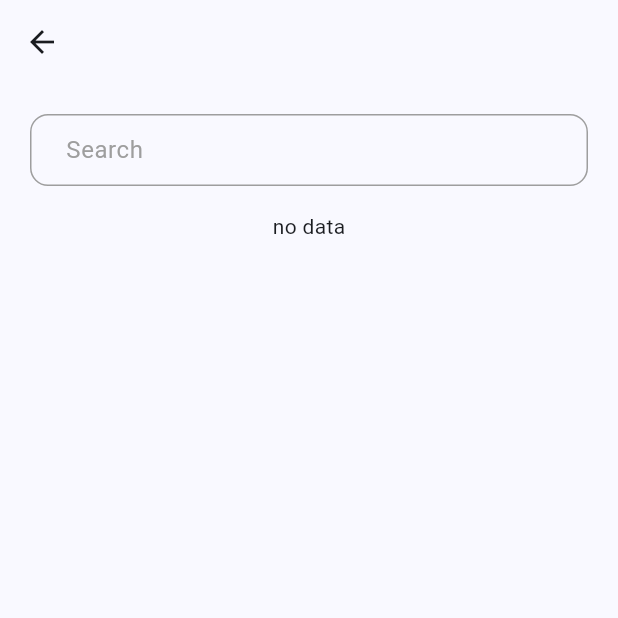
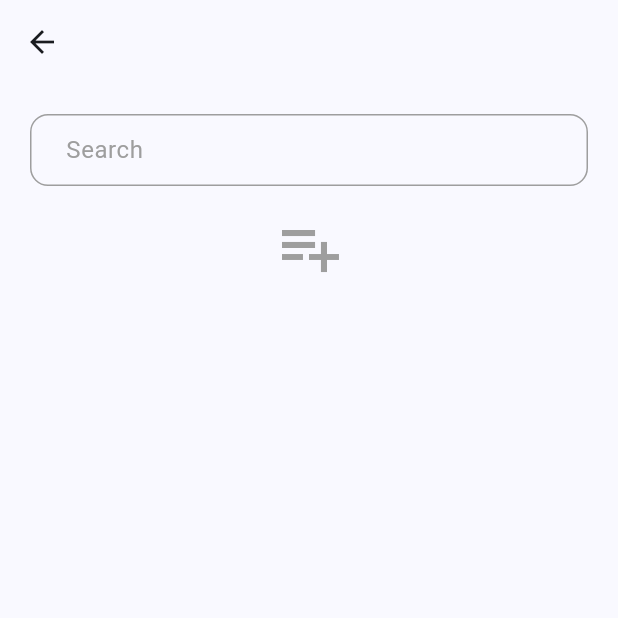
Before and after one commit to ziad500/TODO-APP-MASTER, a Flutter app: the screen it shows after launch, after a tap on "Search", on a phone screen of 412 x 824 dp, the top half of it. Run offline on Flutter 3.47's test engine with Material 2 defaults, Android fonts, the phone set to English and light mode, and no system bars; our stand-ins replace dartz, flutter_bloc, flutter_screenutil, fluttertoast, get_it, sqflite; accounts and stored records are empty.

Commit message:
responsive

```diff
--- /dev/null
+++ b/lib/common/empty_list.dart
@@ -0,0 +1,15 @@
+import 'package:flutter/material.dart';
+
+class EmptyList extends StatelessWidget {
+  const EmptyList({super.key});
+
+  @override
+  Widget build(BuildContext context) {
+    return const Padding(
+      padding: EdgeInsets.only(bottom: 60),
+      child: Center(
+        child: Icon(size: 48, color: Colors.grey, Icons.playlist_add),
+      ),
+    );
+  }
+}
--- a/lib/common/main_button.dart
+++ b/lib/common/main_button.dart
@@ -1,4 +1,5 @@
 import 'package:flutter/material.dart';
+import 'package:flutter_screenutil/flutter_screenutil.dart';
 import 'package:todo_app/utils/app_colors.dart';
 
 class MainButton extends StatelessWidget {
@@ -18,15 +19,18 @@ class MainButton extends StatelessWidget {
         onPressed: onPressed,
         color: AppColors.defaultColor,
         textColor: Colors.white,
-        shape: RoundedRectangleBorder(borderRadius: BorderRadius.circular(30)),
+        shape: RoundedRectangleBorder(borderRadius: BorderRadius.circular(30).w),
         child: Row(
           mainAxisAlignment: MainAxisAlignment.center,
           children: [
             Icon(
               icon,
-              size: 25,
+              size: 25.sp,
             ),
-            Text(title),
+            Text(
+              title,
+              style: TextStyle(fontSize: 14.sp),
+            ),
           ],
         ),
       ),
--- a/lib/features/todo/presentation/screens/search_screen/components/search_list.dart
+++ b/lib/features/todo/presentation/screens/search_screen/components/search_list.dart
@@ -1,5 +1,6 @@
 import 'package:flutter/material.dart';
 import 'package:flutter_bloc/flutter_bloc.dart';
+import 'package:todo_app/common/empty_list.dart';
 import 'package:todo_app/features/todo/presentation/controller/cubit/todo_cubit.dart';
 import 'package:todo_app/features/todo/presentation/screens/todos_screen/components/todo_listview.dart';
 
@@ -15,9 +16,7 @@ class SearchList extends StatelessWidget {
         if (cubit.searchList.isNotEmpty) {
           return Expanded(child: TodoListview(todos: cubit.searchList));
         } else {
-          return const Center(
-            child: Text("no data"),
-          );
+          return const EmptyList();
         }
       },
     );
--- a/lib/features/todo/presentation/screens/todos_screen/components/add_todo_button.dart
+++ b/lib/features/todo/presentation/screens/todos_screen/components/add_todo_button.dart
@@ -1,4 +1,5 @@
 import 'package:flutter/material.dart';
+import 'package:flutter_screenutil/flutter_screenutil.dart';
 import 'package:todo_app/common/main_button.dart';
 import 'package:todo_app/features/todo/presentation/screens/todos_screen/components/bottom_sheet_widget.dart';
 
@@ -8,9 +9,10 @@ class AddTodoButton extends StatelessWidget {
   @override
   Widget build(BuildContext context) {
     return Padding(
-      padding: const EdgeInsets.all(15.0),
+      padding: const EdgeInsets.all(15.0).w,
       child: MainButton(
         title: "Add New Task",
+        height: 50.h,
         onPressed: () {
           showModalBottomSheet(
             context: context,
--- a/lib/features/todo/presentation/screens/todos_screen/components/bottom_sheet_widget.dart
+++ b/lib/features/todo/presentation/screens/todos_screen/components/bottom_sheet_widget.dart
@@ -1,5 +1,6 @@
 import 'package:flutter/material.dart';
 import 'package:flutter_bloc/flutter_bloc.dart';
+import 'package:flutter_screenutil/flutter_screenutil.dart';
 import 'package:todo_app/common/default_form_field.dart';
 import 'package:todo_app/common/main_button.dart';
 import 'package:todo_app/common/show_toast.dart';
@@ -44,6 +45,9 @@ class BottomSheetWidget extends StatelessWidget {
                 contentPadding: const EdgeInsets.symmetric(vertical: 15, horizontal: 20),
                 hint: "Description",
                 validator: (value) {
+                  if (value.isEmpty) {
+                    return "Please enter description";
+                  }
                   return null;
                 },
               ),
@@ -65,7 +69,7 @@ class BottomSheetWidget extends StatelessWidget {
                   }
                 },
                 child: MainButton(
-                  height: 50,
+                  height: 30.h,
                   title: "Done",
                   icon: Icons.done,
                   onPressed: () {
--- a/lib/features/todo/presentation/screens/todos_screen/components/todo_appbar.dart
+++ b/lib/features/todo/presentation/screens/todos_screen/components/todo_appbar.dart
@@ -1,4 +1,5 @@
 import 'package:flutter/material.dart';
+import 'package:flutter_screenutil/flutter_screenutil.dart';
 
 import '../../../../../../utils/date_helper.dart';
 
@@ -10,14 +11,14 @@ class TodoAppbar extends StatelessWidget {
     return Column(
       crossAxisAlignment: CrossAxisAlignment.start,
       children: [
-        const Row(
+        Row(
           mainAxisAlignment: MainAxisAlignment.spaceBetween,
           children: [
             Text(
               "Today",
-              style: TextStyle(color: Colors.black, fontWeight: FontWeight.w700, fontSize: 35),
+              style: TextStyle(color: Colors.black, fontWeight: FontWeight.w700, fontSize: 33.sp),
             ),
-            Icon(
+            const Icon(
               Icons.calendar_today_outlined,
               color: Colors.grey,
               size: 20,
@@ -26,7 +27,7 @@ class TodoAppbar extends StatelessWidget {
         ),
         Text(
           formatDateTime(DateTime.now().toString()),
-          style: const TextStyle(color: Colors.grey, fontSize: 14),
+          style: TextStyle(color: Colors.grey, fontSize: 13.sp),
         ),
       ],
     );
--- a/lib/features/todo/presentation/screens/todos_screen/components/todo_search_bar.dart
+++ b/lib/features/todo/presentation/screens/todos_screen/components/todo_search_bar.dart
@@ -1,4 +1,5 @@
 import 'package:flutter/material.dart';
+import 'package:flutter_screenutil/flutter_screenutil.dart';
 import 'package:todo_app/common/main_button.dart';
 import 'package:todo_app/features/todo/presentation/controller/cubit/todo_cubit.dart';
 import 'package:todo_app/features/todo/presentation/screens/search_screen/view/search_screen.dart';
@@ -11,13 +12,13 @@ class TodoSearchBar extends StatelessWidget {
     return MainButton(
       title: "Search",
       icon: Icons.search,
-      height: 40,
+      height: 35.h,
       onPressed: () {
         TodoCubit.get(context).searchList = TodoCubit.get(context).allTodos;
         Navigator.push(
             context,
             MaterialPageRoute(
-              builder: (context) => SearchScreen(),
+              builder: (context) => const SearchScreen(),
             ));
       },
     );
--- a/lib/features/todo/presentation/screens/todos_screen/components/views/all_todos_view.dart
+++ b/lib/features/todo/presentation/screens/todos_screen/components/views/all_todos_view.dart
@@ -1,5 +1,6 @@
 import 'package:flutter/material.dart';
 import 'package:flutter_bloc/flutter_bloc.dart';
+import 'package:todo_app/common/empty_list.dart';
 import 'package:todo_app/features/todo/presentation/screens/todos_screen/components/todo_listview.dart';
 import 'package:todo_app/features/todo/presentation/controller/cubit/todo_cubit.dart';
 
@@ -18,9 +19,7 @@ class TodoList extends StatelessWidget {
         } else if (cubit.allTodos.isNotEmpty) {
           return TodoListview(todos: cubit.allTodos);
         } else {
-          return const Center(
-            child: Text("No data"),
-          );
+          return const EmptyList();
         }
       },
     );
--- a/lib/features/todo/presentation/screens/todos_screen/components/views/done_todos_view.dart
+++ b/lib/features/todo/presentation/screens/todos_screen/components/views/done_todos_view.dart
@@ -1,5 +1,6 @@
 import 'package:flutter/material.dart';
 import 'package:flutter_bloc/flutter_bloc.dart';
+import 'package:todo_app/common/empty_list.dart';
 import 'package:todo_app/features/todo/presentation/screens/todos_screen/components/todo_listview.dart';
 import 'package:todo_app/features/todo/presentation/controller/cubit/todo_cubit.dart';
 
@@ -18,9 +19,7 @@ class DoneTodoList extends StatelessWidget {
         } else if (cubit.doneTodos.isNotEmpty) {
           return TodoListview(todos: cubit.doneTodos);
         } else {
-          return const Center(
-            child: Text("No data"),
-          );
+          return const EmptyList();
         }
       },
     );
--- a/lib/features/todo/presentation/screens/todos_screen/components/views/undone_todos_view.dart
+++ b/lib/features/todo/presentation/screens/todos_screen/components/views/undone_todos_view.dart
@@ -1,5 +1,6 @@
 import 'package:flutter/material.dart';
 import 'package:flutter_bloc/flutter_bloc.dart';
+import 'package:todo_app/common/empty_list.dart';
 import 'package:todo_app/features/todo/presentation/screens/todos_screen/components/todo_listview.dart';
 import 'package:todo_app/features/todo/presentation/controller/cubit/todo_cubit.dart';
 
@@ -18,9 +19,7 @@ class UnDoneTodoList extends StatelessWidget {
         } else if (cubit.unDoneTodos.isNotEmpty) {
           return TodoListview(todos: cubit.unDoneTodos);
         } else {
-          return const Center(
-            child: Text("No data"),
-          );
+          return const EmptyList();
         }
       },
     );
--- a/lib/main.dart
+++ b/lib/main.dart
@@ -1,5 +1,6 @@
 import 'package:flutter/material.dart';
 import 'package:flutter_bloc/flutter_bloc.dart';
+import 'package:flutter_screenutil/flutter_screenutil.dart';
 import 'package:todo_app/core/bloc_observer.dart';
 import 'package:todo_app/core/di.dart' as di;
 import 'package:todo_app/features/todo/presentation/controller/cubit/todo_cubit.dart';
@@ -11,7 +12,9 @@ void main() async {
   await di.initAppModule();
   Bloc.observer = MyBlocObserver();
 
-  runApp(const MyApp());
+  runApp(
+    const MyApp(),
+  );
 }
 
 class MyApp extends StatelessWidget {
@@ -19,16 +22,28 @@ class MyApp extends StatelessWidget {
 
   @override
   Widget build(BuildContext context) {
-    return MultiBlocProvider(
+    return ScreenUtilInit(
+      designSize: const Size(360.0, 640.0),
+      minTextAdapt: true,
+      splitScreenMode: true,
+      child: MultiBlocProvider(
           providers: [
             BlocProvider(
               create: (context) => di.sl<TodoCubit>()..getAllTodos(),
             )
           ],
           child: MaterialApp(
+            builder: (context, child) {
+              ScreenUtil.init(context);
+              return Theme(
+                data: appTheme,
+                child: child!,
+              );
+            },
             debugShowCheckedModeBanner: false,
-          theme: appTheme,
+            //  theme: appTheme,
             home: const TodoScreen(),
-        ));
+          )),
+    );
   }
 }
--- a/lib/utils/app_theme.dart
+++ b/lib/utils/app_theme.dart
@@ -1,15 +1,17 @@
 import 'package:flutter/material.dart';
+import 'package:flutter_screenutil/flutter_screenutil.dart';
 import 'package:todo_app/utils/app_colors.dart';
 
 ThemeData appTheme = ThemeData(
     colorScheme: ColorScheme.fromSeed(seedColor: AppColors.defaultColor),
     useMaterial3: true,
+    textTheme: Typography.englishLike2018.apply(fontSizeFactor: 1.sp),
     checkboxTheme: const CheckboxThemeData(fillColor: MaterialStatePropertyAll(Colors.black)),
     tabBarTheme: TabBarTheme(
         dividerColor: Colors.white,
         indicatorSize: TabBarIndicatorSize.tab,
         labelColor: AppColors.defaultColor,
-        unselectedLabelStyle: const TextStyle(fontSize: 16, fontWeight: FontWeight.bold),
-        labelStyle: const TextStyle(fontSize: 16, fontWeight: FontWeight.bold),
+        unselectedLabelStyle: TextStyle(fontSize: 16.sp, fontWeight: FontWeight.bold),
+        labelStyle: TextStyle(fontSize: 16.sp, fontWeight: FontWeight.bold),
         indicator: BoxDecoration(
-            color: const Color(0xffD5DBFB), borderRadius: BorderRadius.circular(30))));
+            color: const Color(0xffD5DBFB), borderRadius: BorderRadius.circular(30).w)));
--- a/pubspec.yaml
+++ b/pubspec.yaml
@@ -33,9 +33,10 @@ dependencies:
   flutter:
     sdk: flutter
   flutter_bloc: ^8.1.3
+  flutter_screenutil: ^5.9.0
   fluttertoast: ^8.2.2
   get_it: ^7.6.4
-  intl: ^0.18.1
+  intl: any
   sqflite: ^2.3.0
   uuid: ^4.1.0
 
```
Also changed, not shown: lib/features/todo/presentation/screens/todos_screen/components/todo_item.dart (+16 -5 lines), lib/features/todo/presentation/screens/todos_screen/view/todo_details.dart (added, +37 -0 lines), pubspec.lock. Lines whose indentation alone changed are shown as unchanged.
